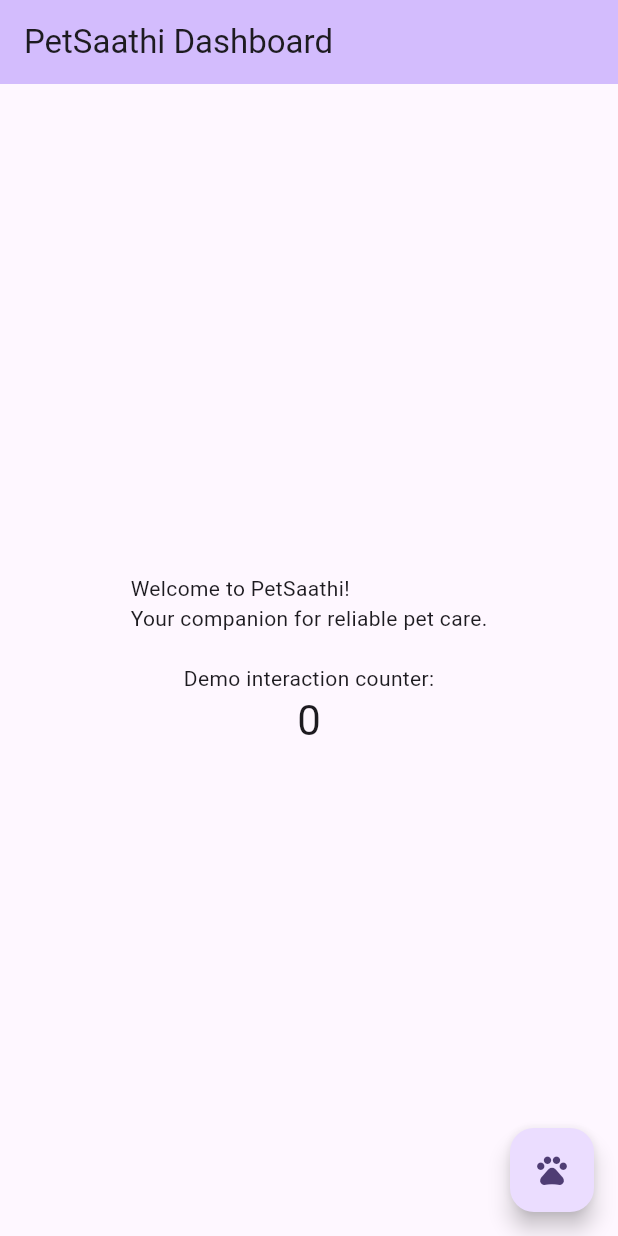
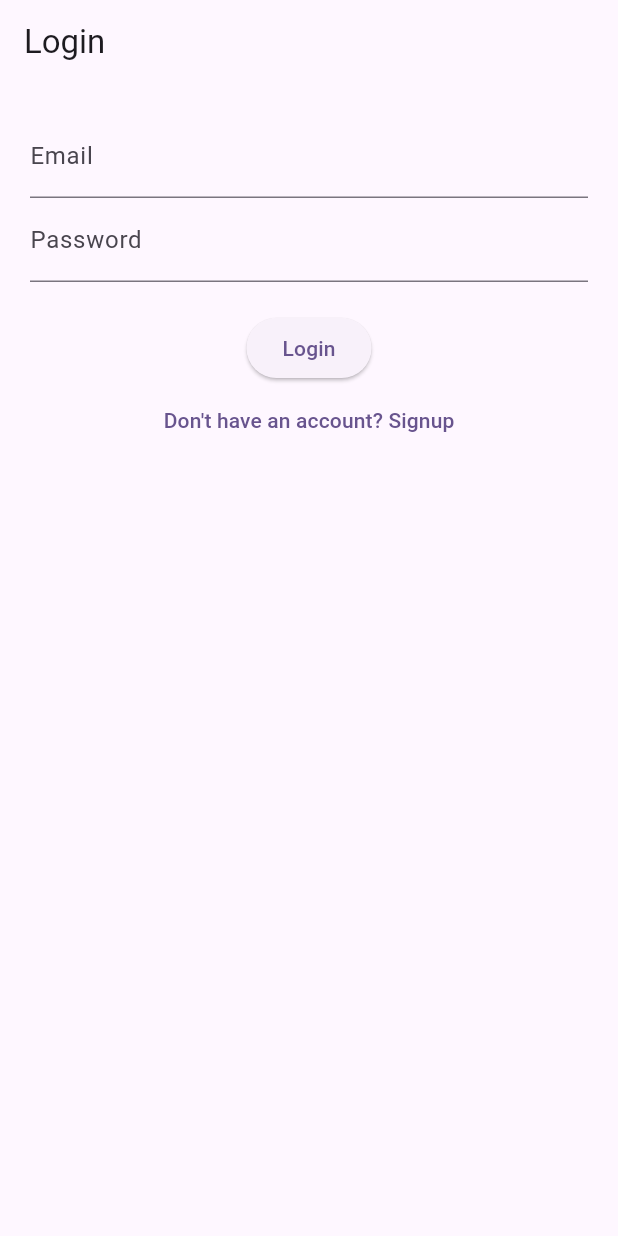
Before and after one commit to kalviumcommunity/S64_march2026_Team07_Flutter-Firebase_PetSaathi, a Flutter app: the screen it shows after launch, on a phone screen of 412 x 824 dp. Run offline on Flutter 3.47's test engine with Material 3 defaults, Android fonts, the phone set to English and light mode, and no system bars; our stand-ins replace cloud_firestore, firebase_auth, firebase_core; accounts and stored records are empty.

Commit message:
feat: integrated Firebase Auth and Firestore with working login and data flow

```diff
--- a/petsaathi/lib/main.dart
+++ b/petsaathi/lib/main.dart
@@ -1,6 +1,16 @@
 import 'package:flutter/material.dart';
+import 'package:firebase_core/firebase_core.dart';
+import 'firebase_options.dart';
+import 'screens/login_screen.dart';
+// import 'screens/signup_screen.dart';
 
-void main() {
+void main() async {
+  WidgetsFlutterBinding.ensureInitialized();
+
+  await Firebase.initializeApp(
+    options: DefaultFirebaseOptions.currentPlatform,
+  );
+
   runApp(const MyApp());
 }
 
@@ -24,7 +34,7 @@ class MyApp extends StatelessWidget {
         // the entire application, which helps speed up development.
         colorScheme: ColorScheme.fromSeed(seedColor: Colors.deepPurple),
       ),
-      home: const MyHomePage(title: 'PetSaathi Dashboard'),
+      home: LoginScreen(),
     );
   }
 }
--- /dev/null
+++ b/petsaathi/lib/screens/login_screen.dart
@@ -0,0 +1,72 @@
+import 'package:flutter/material.dart';
+import '../services/auth_service.dart';
+import 'signup_screen.dart';
+import 'home_screen.dart';
+
+class LoginScreen extends StatefulWidget {
+  @override
+  _LoginScreenState createState() => _LoginScreenState();
+}
+
+class _LoginScreenState extends State<LoginScreen> {
+  final emailController = TextEditingController();
+  final passwordController = TextEditingController();
+  final AuthService _auth = AuthService();
+
+  void handleLogin() async {
+    final user = await _auth.login(
+      emailController.text,
+      passwordController.text,
+    );
+
+    if (user != null) {
+      Navigator.pushReplacement(
+        context,
+        MaterialPageRoute(builder: (_) => HomeScreen()),
+      );
+    } else {
+      ScaffoldMessenger.of(context).showSnackBar(
+        SnackBar(content: Text("Login Failed ❌")),
+      );
+    }
+  }
+
+  @override
+  Widget build(BuildContext context) {
+    return Scaffold(
+      appBar: AppBar(
+        title: Text("Login"),
+      ),
+      body: Padding(
+        padding: EdgeInsets.all(20),
+        child: Column(
+          children: [
+            TextField(
+              controller: emailController,
+              decoration: InputDecoration(labelText: "Email"),
+            ),
+            TextField(
+              controller: passwordController,
+              decoration: InputDecoration(labelText: "Password"),
+              obscureText: true,
+            ),
+            SizedBox(height: 20),
+            ElevatedButton(
+              onPressed: handleLogin,
+              child: Text("Login"),
+            ),
+            TextButton(
+              onPressed: () {
+                Navigator.push(
+                  context,
+                  MaterialPageRoute(builder: (_) => SignupScreen()),
+                );
+              },
+              child: Text("Don't have an account? Signup"),
+            )
+          ],
+        ),
+      ),
+    );
+  }
+}
--- /dev/null
+++ b/petsaathi/lib/services/auth_service.dart
@@ -0,0 +1,35 @@
+import 'package:firebase_auth/firebase_auth.dart';
+
+class AuthService {
+  final FirebaseAuth _auth = FirebaseAuth.instance;
+
+  Future<User?> signUp(String email, String password) async {
+    try {
+      final userCredential = await _auth.createUserWithEmailAndPassword(
+        email: email,
+        password: password,
+      );
+      return userCredential.user;
+    } catch (e) {
+      print("Signup Error: $e");
+      return null;
+    }
+  }
+
+  Future<User?> login(String email, String password) async {
+    try {
+      final userCredential = await _auth.signInWithEmailAndPassword(
+        email: email,
+        password: password,
+      );
+      return userCredential.user;
+    } catch (e) {
+      print("Login Error: $e");
+      return null;
+    }
+  }
+
+  Future<void> logout() async {
+    await _auth.signOut();
+  }
+}
--- a/petsaathi/pubspec.yaml
+++ b/petsaathi/pubspec.yaml
@@ -30,6 +30,12 @@ environment:
 dependencies:
   flutter:
     sdk: flutter
+
+  firebase_core: ^3.0.0
+  firebase_auth: ^5.0.0
+  cloud_firestore: ^5.0.0
+
+
 
   # The following adds the Cupertino Icons font to your application.
   # Use with the CupertinoIcons class for iOS style icons.
```
Also changed, not shown: petsaathi/lib/screens/home_screen.dart (added, +112 -0 lines), petsaathi/lib/screens/signup_screen.dart (added, +60 -0 lines), petsaathi/lib/services/firestore_service.dart (added, +39 -0 lines), petsaathi/firebase.json (added), petsaathi/lib/firebase_options.dart (added), petsaathi/pubspec.lock, 7 other files.
